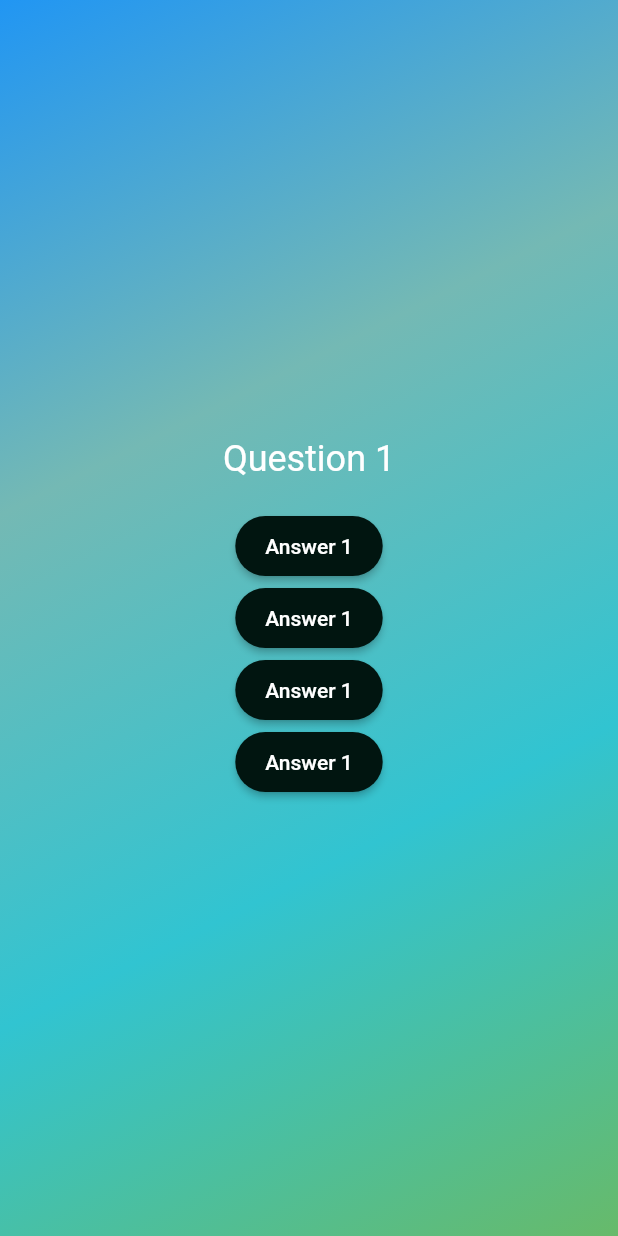
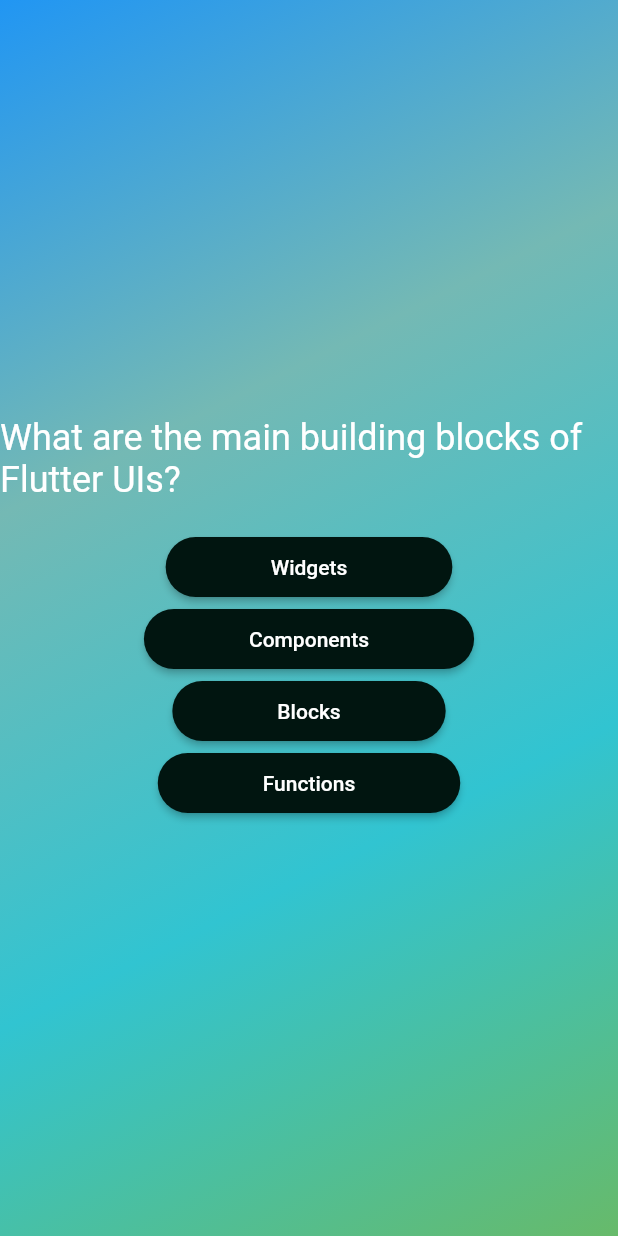
Before and after one commit to Blockchain-Research-Lab-Trainees/quiz-app-brl, a Flutter app: the Questions screen opened directly, on a phone screen of 412 x 824 dp. Run offline on Flutter 3.47's test engine with Material 2 defaults, Android fonts, the phone set to English and light mode, and no system bars.

Commit message:
commit for backup 1

```diff
--- a/lib/game_screen.dart
+++ b/lib/game_screen.dart
@@ -1,21 +1,23 @@
 import 'package:flutter/material.dart';
+import 'package:quiz_app/data/dummy_question.dart';
+//import 'package:quiz_app/models/quiz_questions.dart';
 
 class Questions extends StatefulWidget {
-  const Questions({super.key});
+  const Questions({Key? key}) : super(key: key);
 
   @override
-  State<Questions> createState() {
+
+  _QuestionsState createState() {
     return _QuestionsState();
   }
 }
 
 class _QuestionsState extends State<Questions> {
   @override
-  Widget build(context) {
+  Widget build(BuildContext context) {
+    final currentQuestion = questions[0];
     return Scaffold(
-
       body: Center(
-
         child: DecoratedBox(
           decoration: const BoxDecoration(
             gradient: LinearGradient(
@@ -30,68 +32,46 @@ class _QuestionsState extends State<Questions> {
             ),
           ),
           child: SizedBox(
-
             width: double.infinity,
             child: Column(
               mainAxisAlignment: MainAxisAlignment.center,
               children: [
-             const Text('Question 1' , style: TextStyle(fontSize: 24 , color: Colors.white),),
+                Text(currentQuestion.text,  style: const TextStyle(fontSize: 24, color: Colors.white)),
                 const SizedBox(height: 20),
-             Answer(answertext: 'Answer 1' , onTap: (){},),
-             Answer(answertext: 'Answer 1' , onTap: (){},),
-             Answer(answertext: 'Answer 1' , onTap: (){},),
-             Answer(answertext: 'Answer 1' , onTap: (){},),
+                Answer(answertext: currentQuestion.answers[0], onTap: () {}),
+                Answer(answertext: currentQuestion.answers[1], onTap: () {}),
+                Answer(answertext: currentQuestion.answers[2], onTap: () {}),
+                Answer(answertext: currentQuestion.answers[3], onTap: () {}),
               ],
-
             ),
           ),
-        )
-      )
+        ),
+      ),
     );
   }
 }
 
-
-//     return  SizedBox(
-//       width: double.infinity,
-//       child: Column(
-//         mainAxisAlignment: MainAxisAlignment.center,
-//         children: [
-//            const Text('Question 1' , style: TextStyle(fontSize: 24 , color: Colors.white),),
-//            const SizedBox(height: 20),
-//            Answer(answertext: 'Answer 1' , onTap: (){},),
-//            Answer(answertext: 'Answer 1' , onTap: (){},),
-//            Answer(answertext: 'Answer 1' , onTap: (){},),
-//            Answer(answertext: 'Answer 1' , onTap: (){},),
-//         ],
-
-//       ),
-//     );
-//   }
-// }
-
 class Answer extends StatelessWidget {
   const Answer({
-    super.key, required this.answertext, required this.onTap,
-  });
+    Key? key,
+    required this.answertext,
+    required this.onTap,
+  }) : super(key: key);
 
-  final String answertext ;
-  final void Function() onTap ;
+  final String answertext;
+  final void Function() onTap;
 
   @override
   Widget build(BuildContext context) {
     return ElevatedButton(
       onPressed: onTap,
       style: ElevatedButton.styleFrom(
-
-
         foregroundColor: Colors.white, backgroundColor: Color.fromARGB(255, 1, 21, 16),
         padding: const EdgeInsets.symmetric(
-          horizontal: 20,
+          horizontal: 70,
           vertical: 12,
         ),
         shape: const StadiumBorder(),
-
       ),
       child: Text(answertext),
     );
```
Lines whose indentation alone changed are shown as unchanged.
